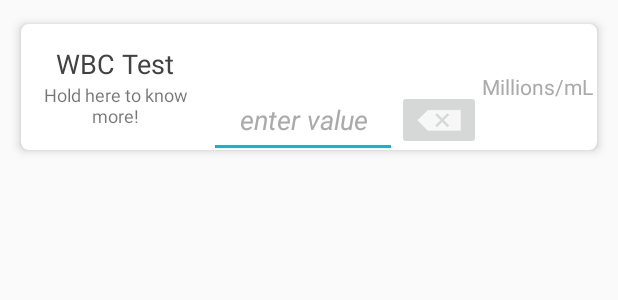
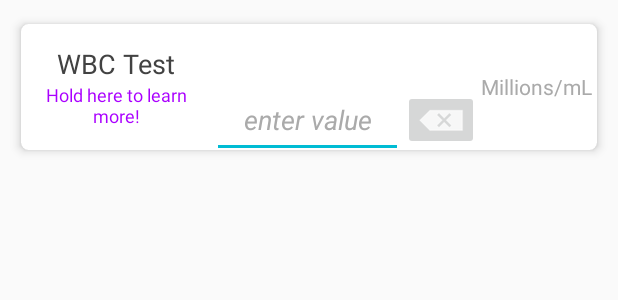
Before and after one commit to jpierik/BloodBuddy, an Android app: the layout data_card.xml on its own in the app's theme, with its tools: preview values and no code run, on a phone screen of 412 x 824 dp. Shown: the top 300 px of the screen. Run offline under Robolectric (Android 15) with nearby library versions, the phone set to English and light mode, and no system bars.

Commit message:
Some layout design fixes

```diff
--- a/app/src/main/res/layout/data_card.xml
+++ b/app/src/main/res/layout/data_card.xml
@@ -32,11 +32,12 @@
                 android:textColor="@color/cardview_dark_background"
                 android:textSize="18sp" />
             <TextView
-                android:text="Hold here to know more!"
+                android:text="Hold here to learn more!"
                 android:layout_gravity="center"
                 android:gravity="center"
                 android:layout_width="wrap_content"
                 android:layout_height="wrap_content"
+                android:textColor="@color/purple_A700"
                 android:textSize="12sp" />
         </LinearLayout>
 
@@ -69,7 +70,8 @@
             </LinearLayout>
 
             <ImageButton
-                android:layout_width="wrap_content"
+                android:layout_width="0dp"
+                android:layout_weight="0.4"
                 android:layout_height="40dp"
                 android:layout_gravity="bottom"
                 android:id="@+id/clear"
```
Also changed, not shown: app/src/main/res/layout/fragment_bottom_sheet.xml (+12 -12 lines), app/src/main/res/drawable/whitebloodcell.jpeg (renamed from app/src/main/res/drawable/white blood cell.jpeg).
